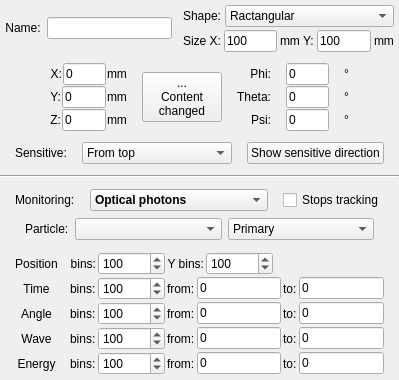
andrmor/ANTS2, file src/gui/MainWindowTools/amonitordelegateform.ui: the form before one commit.
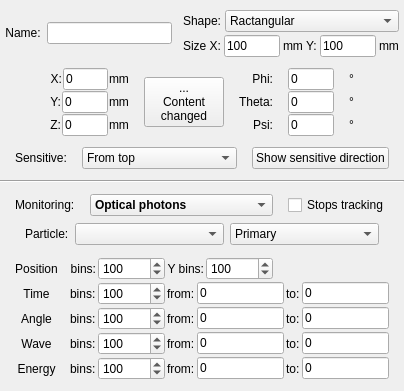
The form after the commit.

Patch:
```diff
--- a/src/gui/MainWindowTools/amonitordelegateform.ui
+++ b/src/gui/MainWindowTools/amonitordelegateform.ui
@@ -6,8 +6,8 @@
    <rect>
     <x>0</x>
     <y>0</y>
-    <width>399</width>
-    <height>380</height>
+    <width>404</width>
+    <height>391</height>
    </rect>
   </property>
   <property name="windowTitle">
```
Left out of the diff: 46 changed lines with no effect on the pictures.
